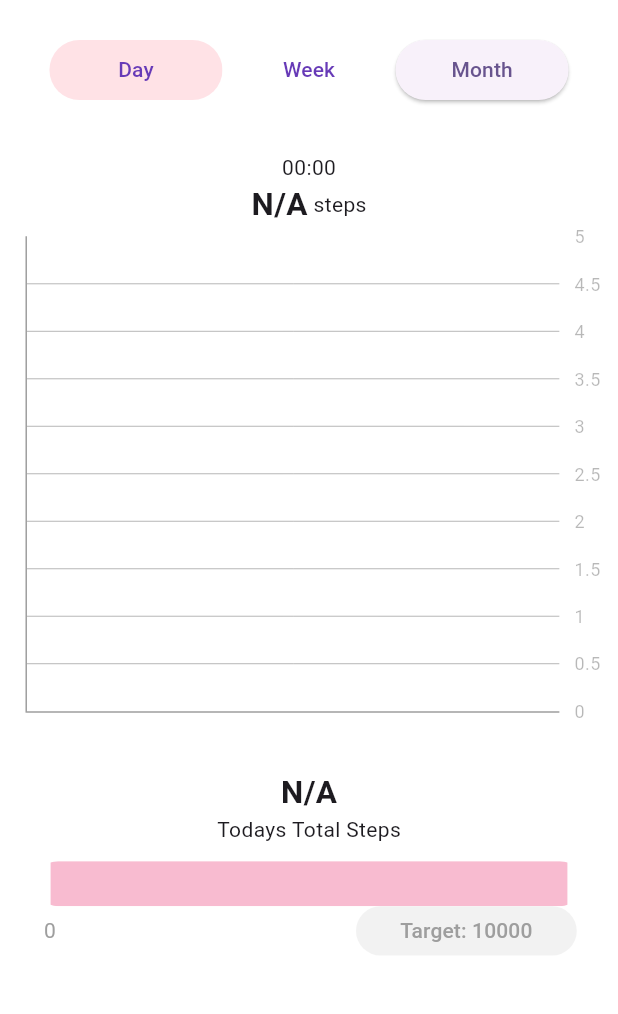
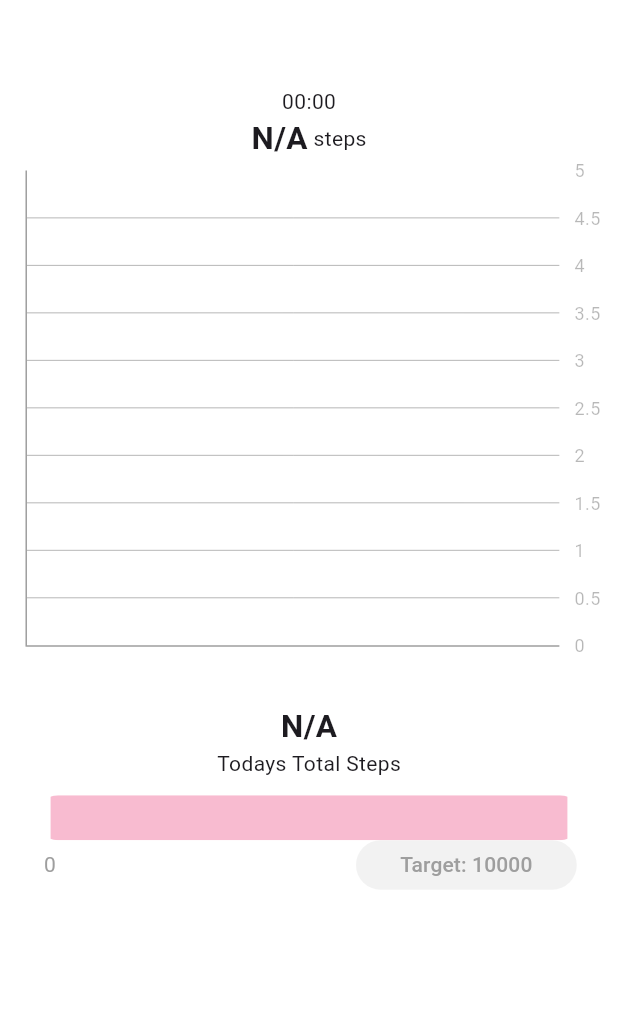
Before and after one commit to k1vv/Gesundheits-Link, a Flutter app: the screen it shows once a user with an empty profile is signed in, after a tap on "Steps", on a phone screen of 412 x 824 dp, the part 80-1094 px from its top. Run offline on Flutter 3.47's test engine with Material 3 defaults, Android fonts, the phone set to English and light mode, and no system bars; drawn by our look-alikes of fl_chart, percent_indicator; our stand-ins replace firebase_auth, firebase_core, firebase_database, firebase_storage, flutter_colorpicker, flutter_local_notifications and 7 more; missing offline and left inert: flutter_foreground_service, flutter_iconpicker, health; accounts and stored records are empty; Roboto replaces fonts that are missing (Arial).

Commit message:
Remove day, week and month button

```diff
--- a/lib/UI/Habits/notification_scheduler.dart
+++ b/lib/UI/Habits/notification_scheduler.dart
@@ -130,12 +130,14 @@ static Future<List<Habit>> _fetchHabits() async {
   return [];
 }
 
+static const String defaultFontFamily = 'MaterialIcons';
+
 static IconData _parseIconData(String iconString) {
   final regex = RegExp(r'U\+(\w+)');
   final match = regex.firstMatch(iconString);
   if (match != null) {
     final codePoint = int.parse(match.group(1)!, radix: 16);
-      return IconData(codePoint, fontFamily: 'MaterialIcons');
+    return IconData(codePoint, fontFamily: defaultFontFamily);
   } else {
     debugPrint('Invalid iconString format: $iconString');
     return Icons.error;
--- a/lib/UI/Health/steps_page.dart
+++ b/lib/UI/Health/steps_page.dart
@@ -294,62 +294,7 @@ class _StepsPageState extends State<StepsPage> {
       body: SingleChildScrollView(
         child: Column(children: [
           SizedBox(height: 10 * screenHeight / 375,),
-          SizedBox(
-              width: 315 * screenWidth / 375,
-              height: 20 * screenHeight / 375,
-              child: Row(
-                children: [
-                  SizedBox(
-                    width: 105 * screenWidth / 375,
-                    child: ElevatedButton(
-                      style: ElevatedButton.styleFrom(
-                        backgroundColor: const Color.fromARGB(47, 255, 96, 120),
-                        shadowColor: const Color.fromARGB(150, 255, 96, 120),
-                        foregroundColor: const Color.fromARGB(150, 255, 96, 120),
-                        surfaceTintColor: const Color.fromARGB(150, 255, 96, 120),
-                        elevation: 0,
-                      ),
-                      onPressed: () {
-                        setState(() {
-                          selectedDataRange = "Day";
-                        });
-                      },
-                      child: const Text(
-                        "Day",
-                        style: TextStyle(
-                          color: Colors.deepPurple,
-                        ),
-                      )
-                    ),
-                  ),
-                  SizedBox(
-                    width: 105 * screenWidth / 375,
-                    child: ElevatedButton(
-                      style: ElevatedButton.styleFrom(
-                        elevation: 0,
-                        shadowColor: Colors.white,
-                        backgroundColor: Colors.white,
-                        surfaceTintColor: Colors.white,
-                        foregroundColor: Colors.white
-                      ),
-                        onPressed: () {
-                          setState(() {
-                            selectedDataRange = "Week";
-                          });
-                        }, child: const Text("Week", style: TextStyle(color: Colors.deepPurple),)),
-                  ),
-                  SizedBox(
-                    width: 105 * screenWidth / 375,
-                    child: ElevatedButton(
-                        onPressed: () {
-                          setState(() {
-                            selectedDataRange = "Week";
-                            fetchData();
-                          });
-                        }, child: const Text("Month")),
-                  )
-                ],
-              )),
+
           SizedBox(
             height: 15 * screenHeight / 375,
           ),
--- a/lib/UI/Main/habit_page.dart
+++ b/lib/UI/Main/habit_page.dart
@@ -20,6 +20,7 @@ class _HabitsState extends State<Habits> {
 
   late int selectedHabitIndex;
   late DatabaseReference _databaseReference;
+  late Map<dynamic, dynamic> habitData;
 
   Future<void> _updateIsStarredInDatabase(String habitId, bool isStarred) async {
     User? user = FirebaseAuth.instance.currentUser;
@@ -98,6 +99,7 @@ class _HabitsState extends State<Habits> {
     return Icons.error;
   }
 }
+
 
   void _showDeleteConfirmationDialog(Habit habit, int index) {
     showDialog(
@@ -233,7 +235,6 @@ Widget build(BuildContext context) {
               ),
             ],
           ),
-          // Use a ListView.builder to dynamically build the habit list
           habits.isNotEmpty
               ? Container(
                   padding: EdgeInsets.only(
--- a/lib/UI/Main/home_page.dart
+++ b/lib/UI/Main/home_page.dart
@@ -68,8 +68,6 @@ class _HomePageState extends State<HomePage> {
   final permissions = types.map((e) => HealthDataAccess.READ).toList();
 
   HealthFactory health = HealthFactory(useHealthConnectIfAvailable: true);
-
-
 
   Future<void> biggestStep() async {
     final today = DateTime.now();
--- a/lib/main.dart
+++ b/lib/main.dart
@@ -1,5 +1,4 @@
 import 'package:flutter/material.dart';
-import 'package:myapp/UI/Habits/notification_scheduler.dart';
 import 'package:provider/provider.dart';
 import 'package:myapp/UI/Main/main_page.dart';
 import 'package:myapp/UI/Admin/admin_page.dart';
@@ -8,7 +7,7 @@ import 'package:firebase_auth/firebase_auth.dart';
 import 'package:myapp/UI/Habits/notification.dart';
 import 'package:myapp/UI/Welcome/welcome_page.dart';
 import 'package:myapp/UI/Habits/habit_provider.dart';
-
+import 'package:myapp/UI/Habits/notification_scheduler.dart';
 
 void main() async {
   WidgetsFlutterBinding.ensureInitialized();
```
Also changed, not shown: lib/UI/Health/calories_page.dart (+0 -22 lines). Lines whose indentation alone changed are shown as unchanged.
